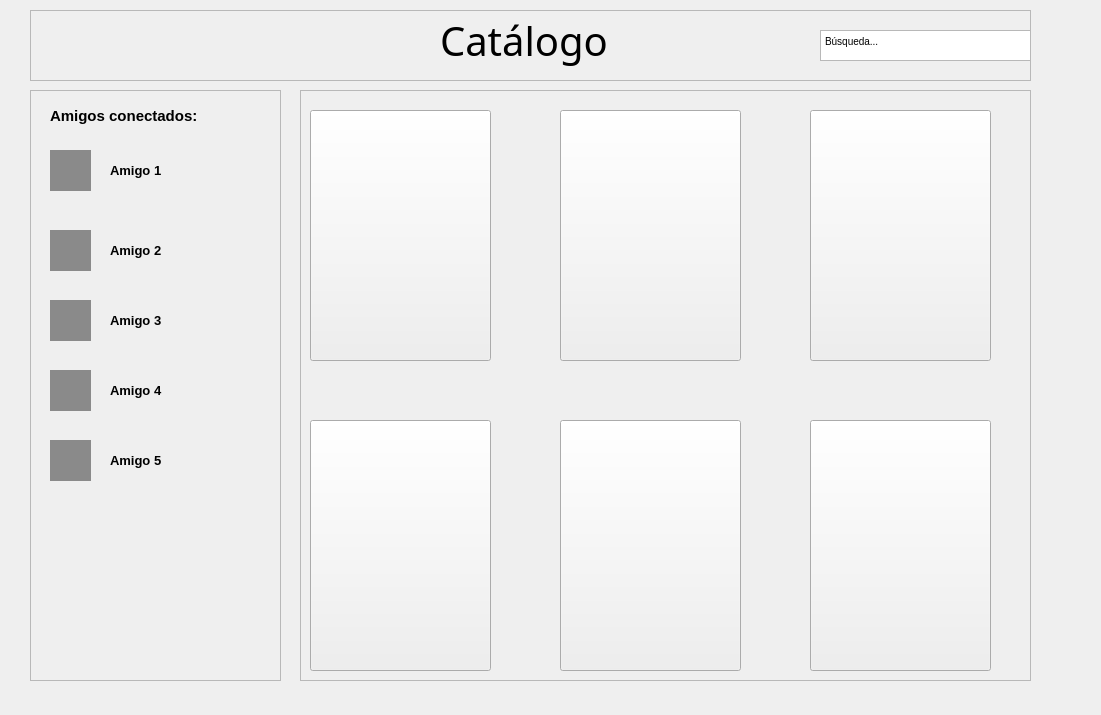
This is diseno.ui in joanmase/Projecte as Qt 5 draws it before an edit. The edited form follows.
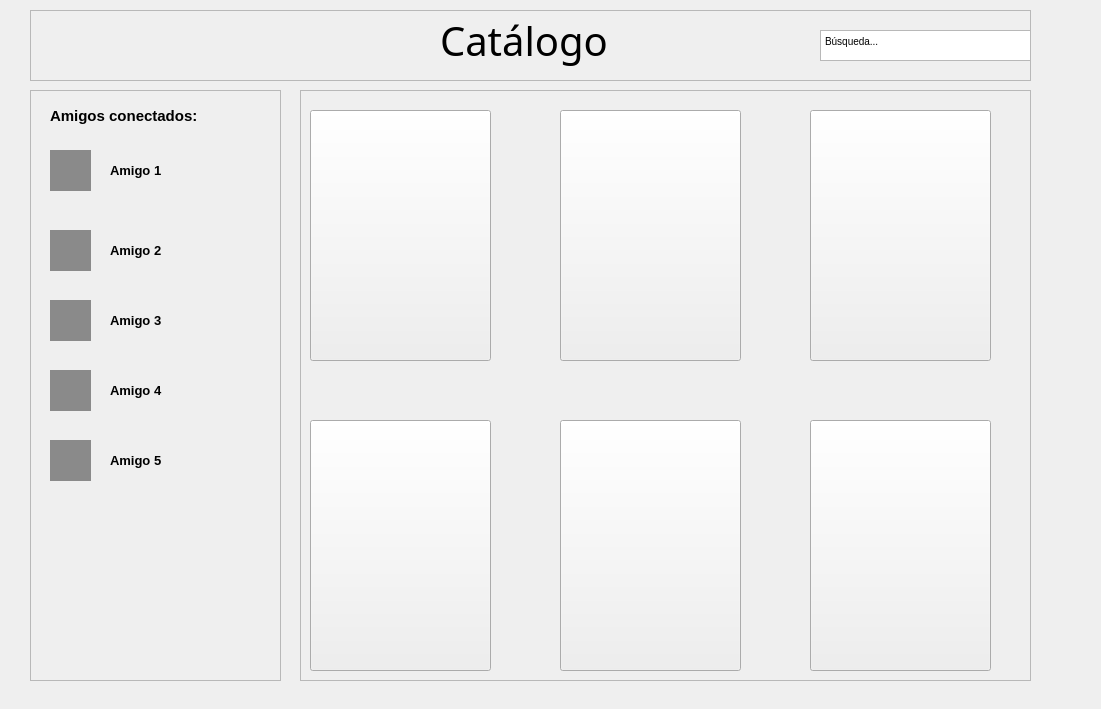
This is the edited form. Icons and pictures are not drawn.

Commit message: Disseny bé :)

The edit to the form file:
```diff
--- a/diseno.ui
+++ b/diseno.ui
@@ -7,7 +7,7 @@
     <x>0</x>
     <y>0</y>
     <width>1101</width>
-    <height>715</height>
+    <height>709</height>
    </rect>
   </property>
   <property name="font">
```
Left out of the diff: 119 changed lines with no effect on the pictures. The commit also changes 1 other file.
